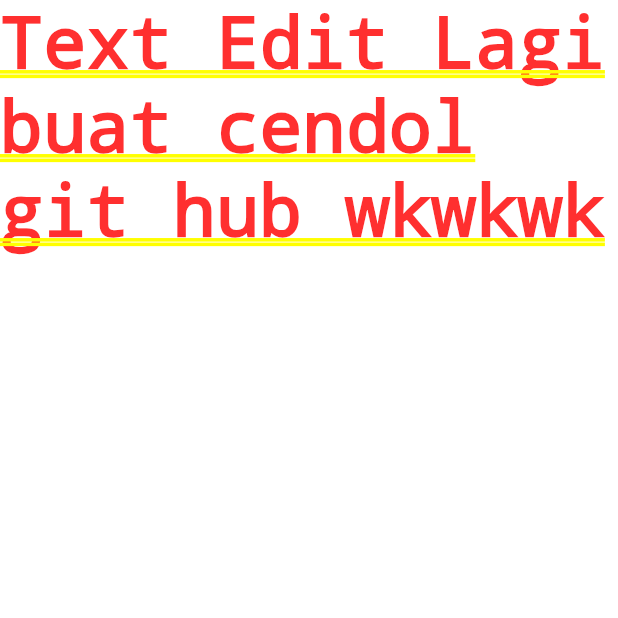
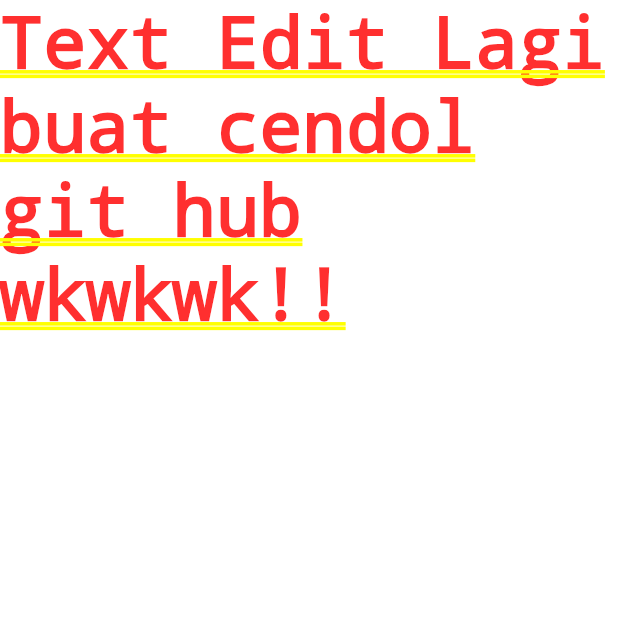
Before and after one commit to fadillaoegi/Dil-findKoss, a Flutter app: the screen it shows after launch, on a phone screen of 412 x 824 dp, the top half of it. Run offline on Flutter 3.47's test engine with Material 2 defaults, Android fonts, the light colour scheme and no system bars.

Commit message:
Update cendol

```diff
--- a/lib/main.dart
+++ b/lib/main.dart
@@ -1,8 +1,6 @@
 import 'package:flutter/material.dart';
 
-void main() {
-  runApp(const MyApp());
-}
+void main() => runApp(const MyApp());
 
 class MyApp extends StatelessWidget {
   const MyApp({Key? key}) : super(key: key);
@@ -15,6 +13,6 @@
         theme: ThemeData(
           primarySwatch: Colors.blue,
         ),
-        home: Text("Text Edit Lagi buat cendol git hub wkwkwk"));
+        home: Text("Text Edit Lagi buat cendol git hub wkwkwk!!"));
   }
 }
```
